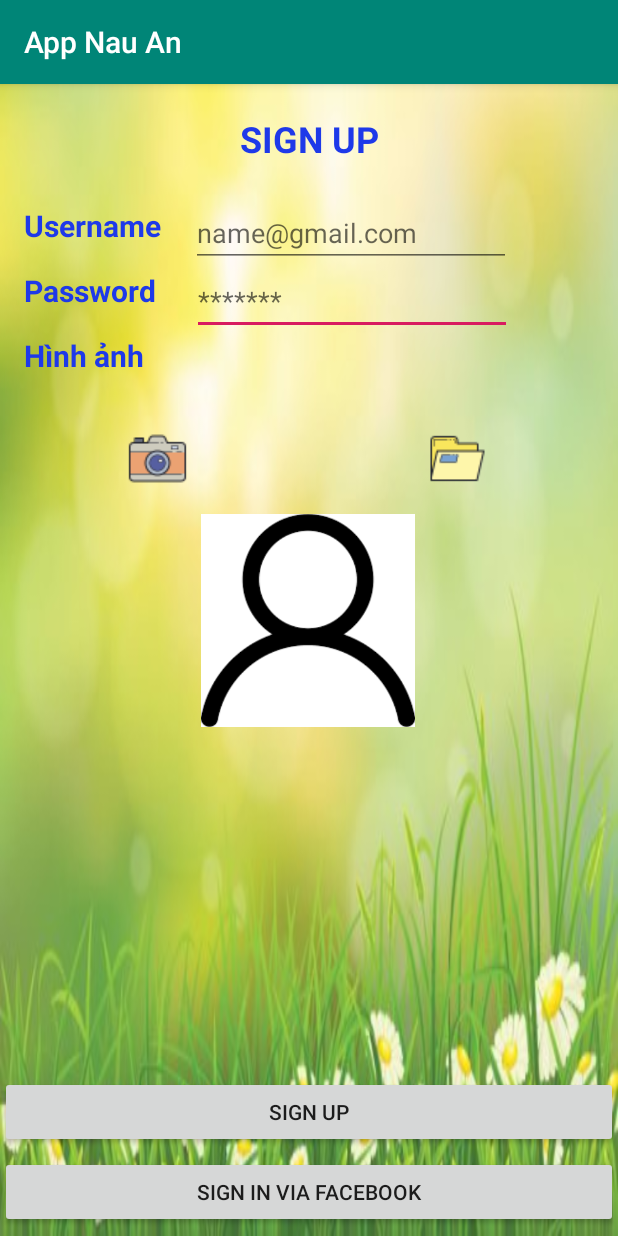
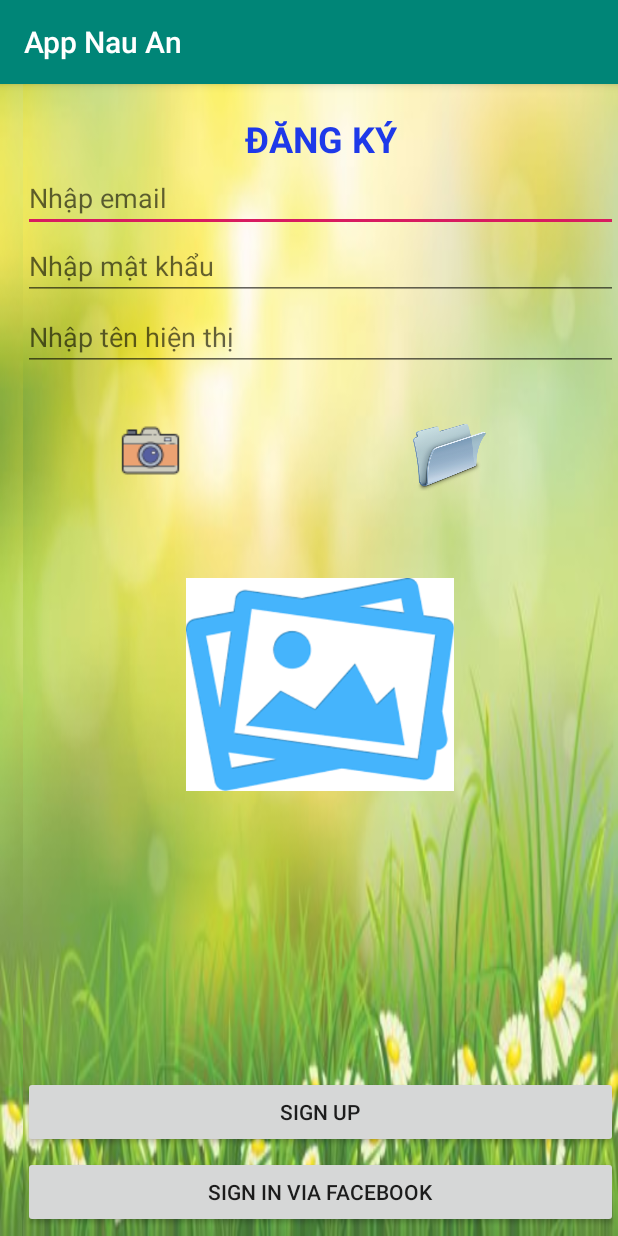
Before and after one commit to HuyenTran112/AppNauAn, an Android app: the fragment DangKyFragment shown on its own in the app's theme, after a tap on "SIGN UP", on a phone screen of 412 x 824 dp. Run offline under Robolectric (Android 15) with nearby library versions, the phone set to English and light mode, and no system bars.

Commit message:
update code dang ky user

```diff
--- a/app/src/main/java/com/example/appnauan/Database.java
+++ b/app/src/main/java/com/example/appnauan/Database.java
@@ -7,6 +7,8 @@ import android.database.sqlite.SQLiteOpenHelper;
 import android.database.sqlite.SQLiteStatement;
 
 import androidx.annotation.Nullable;
+
+import java.sql.Blob;
 
 public class Database extends SQLiteOpenHelper {
     public Database(@Nullable Context context, @Nullable String name, @Nullable SQLiteDatabase.CursorFactory factory, int version) {
@@ -33,6 +35,21 @@ public class Database extends SQLiteOpenHelper {
         //Thực thi insert
         statement.executeInsert();
     }
+    public void Insert_User(String tenhienthi, String mail, String matkhau, String loaiuser, byte[] hinhanh)
+    {
+        SQLiteDatabase database=getWritableDatabase();
+        String sql="INSERT INTO User VALUES(null,?,?,?,?,?)";
+        SQLiteStatement statement=database.compileStatement(sql);
+        statement.clearBindings();
+        //định dạng cho các ?
+        statement.bindString(1,tenhienthi);
+        statement.bindString(2,mail);
+        statement.bindString(3,matkhau);
+        statement.bindString(4,loaiuser);
+        statement.bindBlob(5,hinhanh);
+        //Thực thi insert
+        statement.executeInsert();
+    }
     public Cursor GetData(String sql)
     {
         SQLiteDatabase database=getReadableDatabase();
--- a/app/src/main/java/com/example/appnauan/MainActivity.java
+++ b/app/src/main/java/com/example/appnauan/MainActivity.java
@@ -33,7 +33,9 @@ public class MainActivity extends AppCompatActivity {
         Toolbar toolbar = findViewById(R.id.toolbar);
         setSupportActionBar(toolbar);
         database=new Database(this,"QuanLy.sql",null,1);
+        database.QueryData("DROP TABLE User");
         database.QueryData("CREATE TABLE IF NOT EXISTS MonAn(Id INTEGER PRIMARY KEY AUTOINCREMENT,TenMonAn VARCHAR(200), DsNguyenLieu VARCHAR(200),CongThuc VARCHAR(200),HinhAnh BLOB)");
+        database.QueryData("CREATE TABLE IF NOT EXISTS User(Id INTEGER PRIMARY KEY AUTOINCREMENT,TenHienThi VARCHAR(200),Mail VARCHAR(200), MatKhau VARCHAR(200),LoaiUser VARCHAR(200),HinhAnh BLOB)");
 
 //        FloatingActionButton fab = findViewById(R.id.fab);
 //        fab.setOnClickListener(new View.OnClickListener() {
--- a/app/src/main/java/com/example/appnauan/ui/dangky/DangKyFragment.java
+++ b/app/src/main/java/com/example/appnauan/ui/dangky/DangKyFragment.java
@@ -1,32 +1,109 @@
 package com.example.appnauan.ui.dangky;
 
+import android.content.Intent;
+import android.graphics.Bitmap;
+import android.graphics.BitmapFactory;
+import android.graphics.drawable.BitmapDrawable;
+import android.net.Uri;
 import android.os.Bundle;
+import android.provider.MediaStore;
 import android.view.LayoutInflater;
 import android.view.View;
 import android.view.ViewGroup;
 import android.widget.Button;
+import android.widget.EditText;
+import android.widget.ImageButton;
+import android.widget.ImageView;
+import android.widget.Toast;
 
 import androidx.annotation.NonNull;
+import androidx.annotation.Nullable;
 import androidx.fragment.app.Fragment;
 import androidx.lifecycle.ViewModelProviders;
 
+import com.example.appnauan.MainActivity;
 import com.example.appnauan.R;
 import com.example.appnauan.ui.dangnhap.DangNhapFragment;
+
+import java.io.ByteArrayOutputStream;
+import java.io.FileNotFoundException;
+import java.io.InputStream;
 
 public class DangKyFragment extends Fragment {
 
     private DangKyViewModel dangkyViewModel;
     Button btnSignUp;
+    EditText edtEmail;
+    EditText edtPassWord;
+    EditText edtTenHienThi;
+    ImageView imgHinhAnh;
+    ImageButton ibtnCamera, ibtnFolder;
+    public View view;
+    final int REQUEST_CODE_CAMERA=123;
+    final int REQUEST_CODE_FOLDER=456;
 
     public View onCreateView(@NonNull LayoutInflater inflater,
                              ViewGroup container, Bundle savedInstanceState) {
         dangkyViewModel =
                 ViewModelProviders.of(this).get(DangKyViewModel.class);
         View root = inflater.inflate(R.layout.fragment_dangky, container, false);
-        btnSignUp=(Button) root.findViewById(R.id.btn_sign_up);
+        view=root;
+        AnhXa();
+        ibtnCamera.setOnClickListener(new View.OnClickListener() {
+            @Override
+            public void onClick(View view) {
+                Intent intent=new Intent(MediaStore.ACTION_IMAGE_CAPTURE);
+                startActivityForResult(intent,REQUEST_CODE_CAMERA);
+
+//               ActivityCompat.requestPermissions(
+//                        getActivity(),
+//                        new String[]{Manifest.permission.CAMERA},
+//                        REQUEST_CODE_CAMERA
+//                );
+            }
+
+        });
+
+        ibtnFolder.setOnClickListener(new View.OnClickListener() {
+            @Override
+            public void onClick(View view) {
+                Intent intent=new Intent(Intent.ACTION_PICK);
+                intent.setType("image/*");
+                startActivityForResult(intent,REQUEST_CODE_FOLDER);
+//                ActivityCompat.requestPermissions(
+//                        getActivity(),
+//                        new String[]{Manifest.permission.READ_EXTERNAL_STORAGE},
+//                        REQUEST_CODE_FOLDER
+//                );
+
+            }
+        });
+
         btnSignUp.setOnClickListener(new View.OnClickListener() {
             @Override
             public void onClick(View view) {
+                String tenhienthi=edtTenHienThi.getText().toString();
+                String email=edtEmail.getText().toString();
+                String matkhau=edtPassWord.getText().toString();
+                BitmapDrawable bitmapDrawable= (BitmapDrawable) imgHinhAnh.getDrawable();
+                Bitmap bitmap=bitmapDrawable.getBitmap();
+                ByteArrayOutputStream byteArray=new ByteArrayOutputStream();
+                String loaiuser="User";
+                bitmap.compress(Bitmap.CompressFormat.PNG,100,byteArray);
+                //chuyển về mảng byte[]
+                byte[] hinhAnh=byteArray.toByteArray();
+                MainActivity.database.Insert_User(
+                        tenhienthi,
+                        email,
+                        matkhau,
+                        loaiuser,
+                        hinhAnh
+                );
+                Toast.makeText(getActivity(),"Đăng ký thành công",Toast.LENGTH_SHORT).show();
+                edtEmail.setText("");
+                edtPassWord.setText("");
+                //.setText("");
+                imgHinhAnh.setImageResource(R.drawable.noimage);
                 DangNhapFragment nextFrag= new DangNhapFragment();
                 getActivity().getSupportFragmentManager().beginTransaction()
                         .replace(R.id.nav_host_fragment, nextFrag, "findThisFragment")
@@ -37,4 +114,34 @@ public class DangKyFragment extends Fragment {
                 return root;
 
     }
+    public void AnhXa()
+    {
+        btnSignUp=(Button) view.findViewById(R.id.btn_sign_up);
+        ibtnCamera=(ImageButton)view.findViewById(R.id.imageButtonCamera);
+        ibtnFolder=(ImageButton)view.findViewById(R.id.imageButtonOpenFolder);
+        edtEmail=(EditText)view.findViewById(R.id.et_email);
+        edtPassWord=(EditText)view.findViewById(R.id.et_password);
+        edtTenHienThi=(EditText)view.findViewById(R.id.et_tenhienthi);
+        imgHinhAnh=(ImageView) view.findViewById(R.id.imageViewHinh);
+    }
+    @Override
+    public void onActivityResult(int requestCode, int resultCode, @Nullable Intent data) {
+        if(REQUEST_CODE_CAMERA==requestCode  && data!=null)
+        {
+            Bitmap bitmap= (Bitmap) data.getExtras().get("data");
+            imgHinhAnh.setImageBitmap(bitmap);
+        }
+        if(REQUEST_CODE_FOLDER==requestCode  &&data!=null)
+        {
+            Uri uri=data.getData();
+            try {
+                InputStream inputStream=getActivity().getContentResolver().openInputStream(uri);
+                Bitmap bitmap= BitmapFactory.decodeStream(inputStream);
+                imgHinhAnh.setImageBitmap(bitmap);
+            } catch (FileNotFoundException e) {
+                e.printStackTrace();
+            }
+        }
+        super.onActivityResult(requestCode, resultCode, data);
+    }
 }
--- a/app/src/main/res/layout/fragment_dangky.xml
+++ b/app/src/main/res/layout/fragment_dangky.xml
@@ -4,112 +4,85 @@
     xmlns:tools="http://schemas.android.com/tools"
     android:layout_width="match_parent"
     android:layout_height="match_parent"
+    android:paddingLeft="15dp"
+
+    android:background="@drawable/background1"
+    tools:context=".MainActivity">
+    <ScrollView
+        android:id="@+id/scrollview"
+        android:layout_width="match_parent"
+        android:layout_height="match_parent"
+        android:scrollbars="vertical"
+        android:fillViewport="true"
+        >
+<androidx.constraintlayout.widget.ConstraintLayout
+    android:layout_width="match_parent"
+    android:layout_height="match_parent"
     android:background="@drawable/background1"
     tools:context=".MainActivity">
 
     <TextView
+        android:id="@+id/tvSignup"
         android:layout_width="wrap_content"
         android:layout_height="wrap_content"
-        android:text="@string/signup"
+        android:layout_marginTop="20dp"
+        android:text="Đăng ký"
+        android:textAllCaps="true"
+        android:textColor="#1E39E9"
+        android:textSize="24dp"
         android:textStyle="bold"
-        android:textSize="24dp"
         app:layout_constraintLeft_toLeftOf="parent"
         app:layout_constraintRight_toRightOf="parent"
-        app:layout_constraintTop_toTopOf="parent"
-        android:layout_marginTop="20dp"
-        android:textAllCaps="true"
-        android:textColor="#1E39E9"
-        android:id="@+id/tvSignup"
-        />
+        app:layout_constraintTop_toTopOf="parent" />
 
     <EditText
         android:id="@+id/et_password"
-        android:layout_width="wrap_content"
+        android:layout_width="fill_parent"
         android:layout_height="wrap_content"
-        android:layout_marginStart="24dp"
+        android:layout_marginTop="45dp"
         android:ems="10"
-        android:hint="*******"
+        android:hint="Nhập mật khẩu"
         android:inputType="textPassword"
         android:textColor="#1E39E9"
-        app:layout_constraintStart_toEndOf="@+id/tv_password"
-        app:layout_constraintTop_toBottomOf="@+id/et_username" />
-
-    <TextView
-        android:id="@+id/tv_username"
-        android:layout_width="wrap_content"
-        android:layout_height="wrap_content"
-        android:layout_marginStart="16dp"
-        android:layout_marginTop="28dp"
-        android:text="@string/username"
-        android:textColor="#1E39E9"
-        android:textSize="20dp"
-        android:textStyle="bold"
         app:layout_constraintStart_toStartOf="parent"
-        app:layout_constraintTop_toBottomOf="@+id/tvSignup" />
+        app:layout_constraintTop_toTopOf="@+id/et_email" />
 
     <EditText
-        android:id="@+id/et_username"
-        android:layout_width="wrap_content"
+        android:id="@+id/et_email"
+        android:layout_width="fill_parent"
         android:layout_height="wrap_content"
-        android:layout_marginStart="20dp"
-        android:layout_marginTop="24dp"
+        android:layout_marginTop="33dp"
         android:ems="10"
-        android:hint="name@gmail.com"
+        android:hint="Nhập email"
+        android:inputType="textEmailAddress"
+        android:textColor="#1E39E9"
+        app:layout_constraintStart_toStartOf="parent"
+        app:layout_constraintTop_toTopOf="@+id/tvSignup" />
+
+
+    <EditText
+        android:id="@+id/et_tenhienthi"
+        android:layout_width="fill_parent"
+        android:layout_height="wrap_content"
+        android:layout_marginTop="47dp"
+        android:ems="10"
+        android:hint="Nhập tên hiện thị"
         android:inputType="textPersonName"
         android:textColor="#1E39E9"
-        app:layout_constraintStart_toEndOf="@+id/tv_username"
-        app:layout_constraintTop_toBottomOf="@+id/tvSignup" />
-
-    <TextView
-        android:id="@+id/tv_password"
-        android:layout_width="wrap_content"
-        android:layout_height="wrap_content"
-        android:layout_marginStart="16dp"
-        android:layout_marginTop="16dp"
-        android:text="@string/password"
-        android:textColor="#1E39E9"
-        android:textSize="20dp"
-        android:textStyle="bold"
         app:layout_constraintStart_toStartOf="parent"
-        app:layout_constraintTop_toBottomOf="@+id/tv_username" />
-
-    <TextView
-        android:id="@+id/tv_image"
-        android:layout_width="wrap_content"
-        android:layout_height="wrap_content"
-        android:layout_marginStart="16dp"
-        android:layout_marginTop="16dp"
-        android:text="@string/image"
-        android:textColor="#1E39E9"
-        android:textSize="20dp"
-        android:textStyle="bold"
-        app:layout_constraintStart_toStartOf="parent"
-        app:layout_constraintTop_toBottomOf="@+id/tv_password" />
+        app:layout_constraintTop_toTopOf="@+id/et_password" />
 
     <ImageView
         android:id="@+id/imageViewHinh"
         android:layout_width="244dp"
         android:layout_height="142dp"
-        android:layout_marginTop="92dp"
+        android:layout_marginTop="60dp"
         android:background="@null"
         app:layout_constraintEnd_toEndOf="parent"
         app:layout_constraintHorizontal_bias="0.496"
         app:layout_constraintStart_toStartOf="parent"
-        app:layout_constraintTop_toBottomOf="@+id/tv_image"
+        app:layout_constraintTop_toBottomOf="@+id/imageButtonCamera"
         app:srcCompat="@drawable/avatar" />
-
-    <ImageButton
-        android:id="@+id/imageButtonCamera"
-        android:layout_width="50dp"
-        android:layout_height="50dp"
-        android:scaleType="fitXY"
-        android:background="@null"
-        android:layout_marginLeft="60dp"
-        android:layout_marginStart="80dp"
-        android:layout_marginTop="30dp"
-        app:layout_constraintStart_toStartOf="parent"
-        app:layout_constraintTop_toBottomOf="@+id/tv_image"
-        app:srcCompat="@drawable/camera1" />
 
     <ImageButton
         android:id="@+id/imageButtonOpenFolder"
@@ -118,12 +91,23 @@
         android:layout_marginStart="150dp"
         android:layout_marginTop="30dp"
         android:layout_marginLeft="15dp"
+        android:scaleType="fitXY"
+        android:background="@null"
+        app:layout_constraintLeft_toRightOf="@id/imageButtonCamera"
+        app:layout_constraintTop_toBottomOf="@+id/et_tenhienthi"
+        app:srcCompat="@drawable/openfolder" />
+
+    <ImageButton
+        android:id="@+id/imageButtonCamera"
+        android:layout_width="50dp"
+        android:layout_height="50dp"
+        android:layout_marginStart="60dp"
+        android:layout_marginTop="28dp"
         android:background="@null"
         android:scaleType="fitXY"
-        app:layout_constraintLeft_toRightOf="@id/imageButtonCamera"
-        app:layout_constraintTop_toBottomOf="@+id/tv_image"
-        app:srcCompat="@drawable/openfolder1" />
-
+        app:layout_constraintStart_toStartOf="parent"
+        app:layout_constraintTop_toBottomOf="@+id/et_tenhienthi"
+        app:srcCompat="@drawable/camera1" />
 
     <Button
         android:layout_width="match_parent"
@@ -147,3 +131,5 @@
 
 
 </androidx.constraintlayout.widget.ConstraintLayout>
+    </ScrollView>
+</androidx.constraintlayout.widget.ConstraintLayout>
--- a/app/src/main/res/layout/fragment_dangnhap.xml
+++ b/app/src/main/res/layout/fragment_dangnhap.xml
@@ -32,7 +32,7 @@
         android:inputType="textPassword"
         android:textColor="#1E39E9"
         app:layout_constraintStart_toEndOf="@+id/tv_password"
-        app:layout_constraintTop_toBottomOf="@+id/et_username" />
+        app:layout_constraintTop_toBottomOf="@+id/et_email" />
 
     <TextView
         android:id="@+id/tv_username"
@@ -48,7 +48,7 @@
         app:layout_constraintTop_toBottomOf="@+id/tvSignup" />
 
     <EditText
-        android:id="@+id/et_username"
+        android:id="@+id/et_email"
         android:layout_width="wrap_content"
         android:layout_height="wrap_content"
         android:layout_marginStart="20dp"
```
